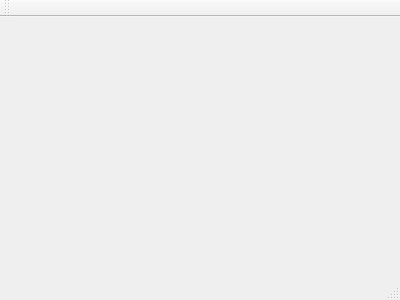
First picture: the form in gui/mainwindow.ui, repository namig41/lemin, before the edit.
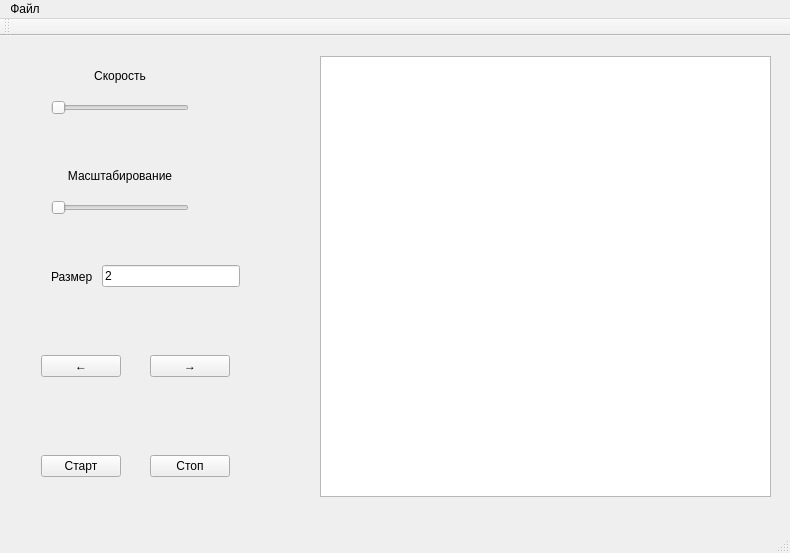
Second picture: the form after the edit.

```diff
--- a/gui/mainwindow.ui
+++ b/gui/mainwindow.ui
@@ -1,24 +1,236 @@
 <ui version="4.0">
  <class>MainWindow</class>
- <widget class="QMainWindow" name="MainWindow" >
-  <property name="geometry" >
+ <widget class="QMainWindow" name="MainWindow">
+  <property name="geometry">
    <rect>
     <x>0</x>
     <y>0</y>
-    <width>400</width>
-    <height>300</height>
+    <width>790</width>
+    <height>553</height>
    </rect>
   </property>
   <property name="windowTitle" >
    <string>MainWindow</string>
   </property>
-  <widget class="QMenuBar" name="menuBar" />
-  <widget class="QToolBar" name="mainToolBar" />
-  <widget class="QWidget" name="centralWidget" />
-  <widget class="QStatusBar" name="statusBar" />
+  <widget class="QWidget" name="centralWidget">
+   <widget class="QWidget" name="horizontalLayoutWidget">
+    <property name="geometry">
+     <rect>
+      <x>30</x>
+      <y>390</y>
+      <width>211</width>
+      <height>81</height>
+     </rect>
+    </property>
+    <layout class="QHBoxLayout" name="horizontalLayout">
+     <item>
+      <widget class="QPushButton" name="pushButton">
+       <property name="text">
+        <string>Старт</string>
+       </property>
+      </widget>
+     </item>
+     <item>
+      <spacer name="horizontalSpacer_2">
+       <property name="orientation">
+        <enum>Qt::Horizontal</enum>
+       </property>
+       <property name="sizeHint" stdset="0">
+        <size>
+         <width>40</width>
+         <height>20</height>
+        </size>
+       </property>
+      </spacer>
+     </item>
+     <item>
+      <widget class="QPushButton" name="pushButton_2">
+       <property name="text">
+        <string>Стоп</string>
+       </property>
+      </widget>
+     </item>
+    </layout>
+   </widget>
+   <widget class="QWidget" name="horizontalLayoutWidget_2">
+    <property name="geometry">
+     <rect>
+      <x>30</x>
+      <y>290</y>
+      <width>211</width>
+      <height>81</height>
+     </rect>
+    </property>
+    <layout class="QHBoxLayout" name="horizontalLayout_2">
+     <item>
+      <widget class="QPushButton" name="pushButton_3">
+       <property name="text">
+        <string>←</string>
+       </property>
+      </widget>
+     </item>
+     <item>
+      <spacer name="horizontalSpacer">
+       <property name="orientation">
+        <enum>Qt::Horizontal</enum>
+       </property>
+       <property name="sizeHint" stdset="0">
+        <size>
+         <width>40</width>
+         <height>20</height>
+        </size>
+       </property>
+      </spacer>
+     </item>
+     <item>
+      <widget class="QPushButton" name="pushButton_4">
+       <property name="text">
+        <string>→</string>
+       </property>
+      </widget>
+     </item>
+    </layout>
+   </widget>
+   <widget class="QWidget" name="verticalLayoutWidget">
+    <property name="geometry">
+     <rect>
+      <x>40</x>
+      <y>110</y>
+      <width>160</width>
+      <height>80</height>
+     </rect>
+    </property>
+    <layout class="QVBoxLayout" name="verticalLayout">
+     <item>
+      <widget class="QLabel" name="label">
+       <property name="text">
+        <string>Масштабирование</string>
+       </property>
+       <property name="alignment">
+        <set>Qt::AlignCenter</set>
+       </property>
+      </widget>
+     </item>
+     <item>
+      <widget class="QSlider" name="horizontalSlider">
+       <property name="orientation">
+        <enum>Qt::Horizontal</enum>
+       </property>
+      </widget>
+     </item>
+    </layout>
+   </widget>
+   <widget class="QWidget" name="verticalLayoutWidget_2">
+    <property name="geometry">
+     <rect>
+      <x>40</x>
+      <y>10</y>
+      <width>160</width>
+      <height>80</height>
+     </rect>
+    </property>
+    <layout class="QVBoxLayout" name="verticalLayout_2">
+     <item>
+      <widget class="QLabel" name="label_2">
+       <property name="text">
+        <string>Скорость</string>
+       </property>
+       <property name="alignment">
+        <set>Qt::AlignCenter</set>
+       </property>
+      </widget>
+     </item>
+     <item>
+      <widget class="QSlider" name="horizontalSlider_2">
+       <property name="orientation">
+        <enum>Qt::Horizontal</enum>
+       </property>
+      </widget>
+     </item>
+    </layout>
+   </widget>
+   <widget class="QWidget" name="horizontalLayoutWidget_3">
+    <property name="geometry">
+     <rect>
+      <x>40</x>
+      <y>210</y>
+      <width>211</width>
+      <height>61</height>
+     </rect>
+    </property>
+    <layout class="QHBoxLayout" name="horizontalLayout_3">
+     <item>
+      <widget class="QLabel" name="label_3">
+       <property name="text">
+        <string>Размер </string>
+       </property>
+      </widget>
+     </item>
+     <item>
+      <widget class="QLineEdit" name="lineEdit">
+       <property name="text">
+        <string>2</string>
+       </property>
+      </widget>
+     </item>
+    </layout>
+   </widget>
+   <widget class="QGraphicsView" name="graphicsView">
+    <property name="geometry">
+     <rect>
+      <x>320</x>
+      <y>20</y>
+      <width>451</width>
+      <height>441</height>
+     </rect>
+    </property>
+   </widget>
+  </widget>
+  <widget class="QMenuBar" name="menuBar">
+   <property name="geometry">
+    <rect>
+     <x>0</x>
+     <y>0</y>
+     <width>790</width>
+     <height>30</height>
+    </rect>
+   </property>
+   <widget class="QMenu" name="menu">
+    <property name="title">
+     <string>Файл</string>
+    </property>
+    <addaction name="action"/>
+    <addaction name="action_2"/>
+    <addaction name="action_3"/>
+   </widget>
+   <addaction name="menu"/>
+  </widget>
+  <widget class="QToolBar" name="mainToolBar">
+   <attribute name="toolBarArea">
+    <enum>TopToolBarArea</enum>
+   </attribute>
+   <attribute name="toolBarBreak">
+    <bool>false</bool>
+   </attribute>
+  </widget>
+  <widget class="QStatusBar" name="statusBar"/>
+  <action name="action">
+   <property name="text">
+    <string>Открыть</string>
+   </property>
+  </action>
+  <action name="action_2">
+   <property name="text">
+    <string>Сохранить как...</string>
+   </property>
+  </action>
+  <action name="action_3">
+   <property name="text">
+    <string>Сохранить</string>
+   </property>
+  </action>
  </widget>
- <layoutDefault spacing="6" margin="11" />
- <pixmapfunction></pixmapfunction>
+ <layoutdefault spacing="6" margin="11"/>
  <resources/>
  <connections/>
 </ui>
```
Left out of the diff: 3 changed lines with no effect on the pictures.
